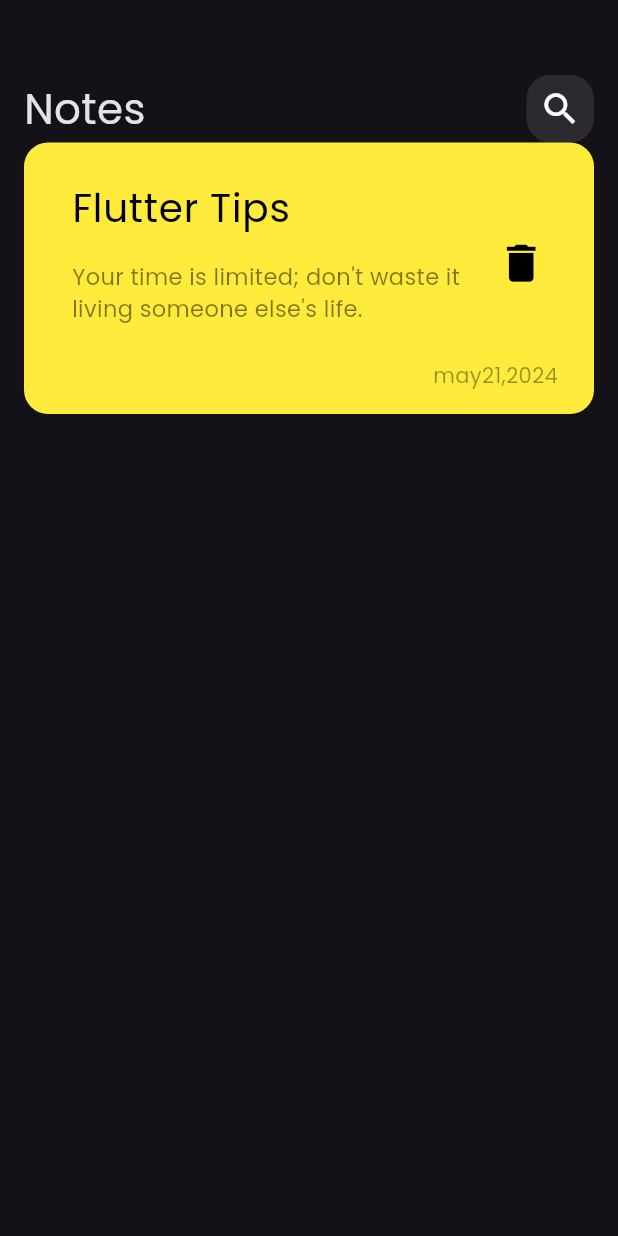
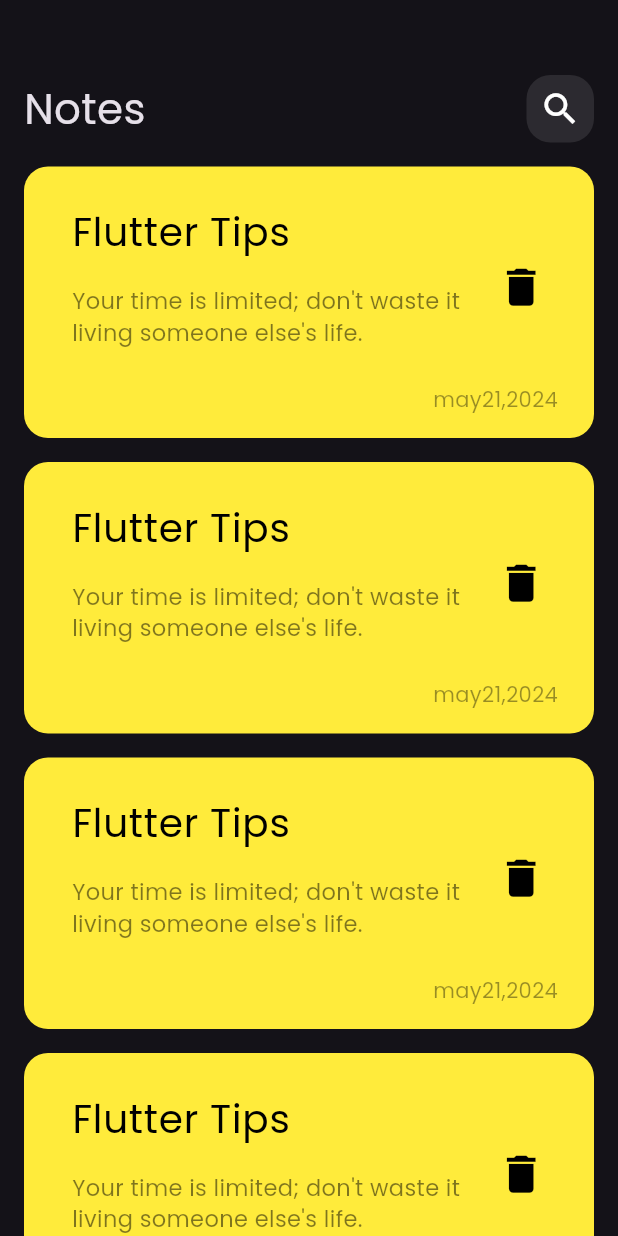
Before and after one commit to HadyRageh/notes_app, a Flutter app: the screen it shows after launch, on a phone screen of 412 x 824 dp. Run offline on Flutter 3.47's test engine with Material 3 defaults, Android fonts, the phone set to English and light mode, and no system bars.

Commit message:
create notes list view

```diff
--- a/lib/widgets/note_item.dart
+++ b/lib/widgets/note_item.dart
@@ -7,7 +7,9 @@ class NoteItem extends StatelessWidget {
 
   @override
   Widget build(BuildContext context) {
-    return Container(
+    return Padding(
+      padding: const EdgeInsets.only(top: 16),
+      child: Container(
         padding: EdgeInsets.only(top: 16, bottom: 16, left: 16),
         decoration: BoxDecoration(
           color: Colors.yellow,
@@ -50,6 +52,7 @@ class NoteItem extends StatelessWidget {
             ),
           ],
         ),
+      ),
     );
   }
 }
--- /dev/null
+++ b/lib/widgets/notes_list_view.dart
@@ -0,0 +1,13 @@
+import 'package:flutter/material.dart';
+import 'package:notes_app/widgets/note_item.dart';
+
+class NotesListView extends StatelessWidget {
+  const NotesListView({super.key});
+
+  @override
+  Widget build(BuildContext context) {
+    return ListView.builder(itemBuilder: (context, index) {
+      return NoteItem();
+    });
+  }
+}
--- a/lib/widgets/notes_view_body.dart
+++ b/lib/widgets/notes_view_body.dart
@@ -2,7 +2,7 @@
 
 import 'package:flutter/material.dart';
 import 'package:notes_app/widgets/custom_appbar.dart';
-import 'package:notes_app/widgets/note_item.dart';
+import 'package:notes_app/widgets/notes_list_view.dart';
 
 class NotesViewBody extends StatelessWidget {
   const NotesViewBody({super.key});
@@ -17,7 +17,7 @@ class NotesViewBody extends StatelessWidget {
             height: 50,
           ),
           CustomAppBar(),
-          NoteItem(),
+          Expanded(child: NotesListView()),
         ],
       ),
     );
```
Lines whose indentation alone changed are shown as unchanged.
